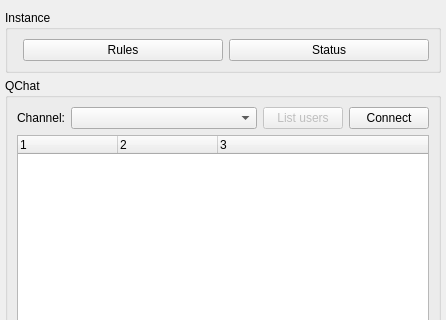
First picture: the form in qchat/gui/dck_qchat.ui, repository geotribu/qchat, before the edit; both pictures show x 0 to 446 and y 0 to 320 of the 446 by 887 pixel window.
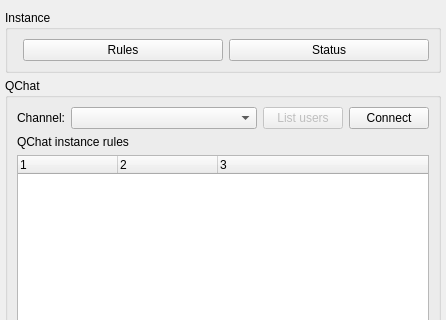
Second picture: the form after the edit. Custom widgets are drawn as their Qt base class.

Commit message: feat: display instance rules on top on the chat widget

Patch:
```diff
--- a/qchat/gui/dck_qchat.ui
+++ b/qchat/gui/dck_qchat.ui
@@ -185,6 +185,13 @@
          </item>
         </layout>
        </item>
+       <item>
+        <widget class="QLabel" name="lbl_instance_rules">
+         <property name="text">
+          <string>QChat instance rules</string>
+         </property>
+        </widget>
+       </item>
        <item>
         <widget class="QTreeWidget" name="twg_chat">
          <property name="uniformRowHeights">
```
The commit also changes 1 other file.
